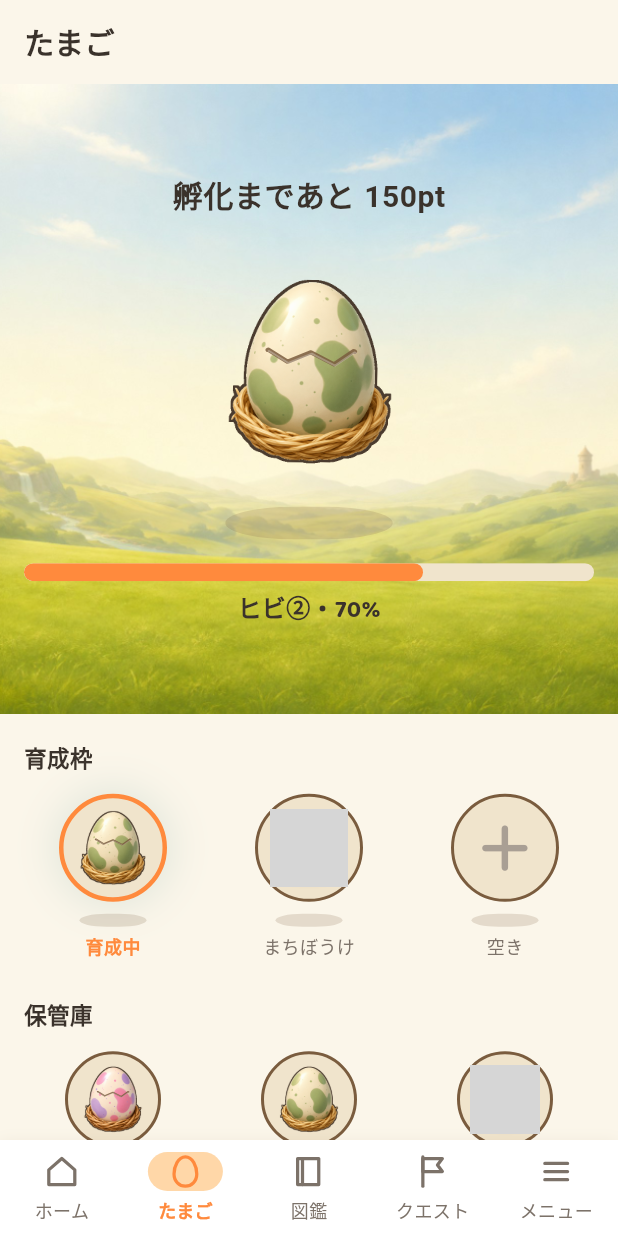
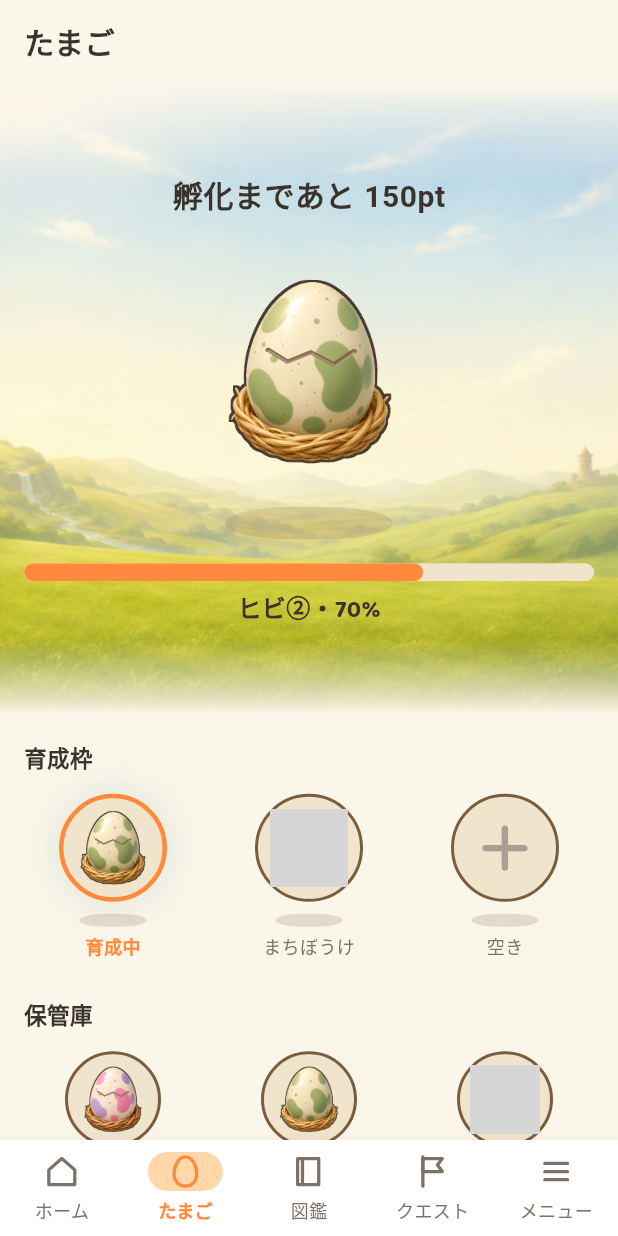
Before and after one commit to lanlangh/moffy, a Flutter app: the EggsScreen screen opened by its route, on a phone screen of 412 x 824 dp. Run offline on Flutter 3.47's test engine with Material 3 defaults, Android fonts, the phone set to English and light mode, and no system bars; our stand-ins replace connectivity_plus, flutter_riverpod, go_router, google_fonts, google_mobile_ads, sentry_flutter and 3 more; missing offline and left inert: posthog_flutter, purchases_flutter; accounts and stored records are empty; network calls fail; Roboto replaces fonts that are missing (Zen Maru Gothic); grey boxes are pictures that could not be loaded.

Commit message:
fix(eggs): ステージ上下の境目を画像でなくコード側で溶かす
初版は「上端を単色にした背景画像」を発注したが、それは空と雲まで消してしまい、
絵が暗く平板になった（オーナー指摘: もっと明るいのをイメージしていた／
雲がないのはあえてか）。境目を消すために絵の魅力を削ったのは分担の誤り。

→ 明るい空のある絵をそのまま使い、**境目だけアプリ側のグラデーションで溶かす**。
上端は AppBar 側の地色へ、下端は下のカード群の地色へフェードさせる。

この作りなら、将来「雲を流す」ときも雲だけの透過画像を重ねれば済む
（画像に単色帯が焼き込まれていると、その上に雲を置いても不自然になる）。

Co-Authored-By: Claude Opus 5 <noreply@anthropic.com>

```diff
--- a/lib/features/eggs/presentation/eggs_screen.dart
+++ b/lib/features/eggs/presentation/eggs_screen.dart
@@ -296,8 +296,13 @@ class _EggsBody extends ConsumerWidget {
 ///   2. 砂色の円台（[NestRing] の既定）を風景の上に出すと**貼り紙のように浮く**
 ///      → [NestRing.showBase] = false にして、卵と藁の巣を草に直接置き、影だけ残す
 ///
-/// 背景画像は**上端が単色**である前提。AppBar 側の地色と境目なくつながるので、
-/// 画面の途中から急に絵が始まる違和感が出ない。
+/// 上下の境目は**コード側**で処理する（画像に単色帯を持たせない）。
+/// 初版は「上端を単色にした画像」を発注したが、それは空と雲まで消してしまい
+/// 絵が暗く平板になった（2026-08-19 オーナー指摘「もっと明るいのをイメージしていた」
+/// 「雲がないのはあえてか」）。**明るい空のある絵をそのまま使い、
+/// 境目だけアプリ側のグラデーションで溶かす**のが正しい分担。
+/// この作りなら、将来「雲を流す」ときも雲だけの透過画像を重ねれば済む。
+///
 /// 画像が読めない場合は何も描かず、従来どおりの単色地になる（フォールバック）。
 class _EggStage extends StatelessWidget {
   const _EggStage({
@@ -339,6 +344,25 @@ class _EggStage extends StatelessWidget {
                 // 表示解像度でデコードする（フルサイズのテクスチャを常駐させない）。
                 cacheWidth: (w * dpr).round(),
                 errorBuilder: (context, error, stack) => const SizedBox.shrink(),
+              ),
+              // 上端: AppBar 側の地色へ溶かす（画面の途中から急に絵が始まらない）。
+              // 下端: 下のカード群の地色へ溶かす（角で切れた板に見えない）。
+              Positioned.fill(
+                child: DecoratedBox(
+                  decoration: const BoxDecoration(
+                    gradient: LinearGradient(
+                      begin: Alignment.topCenter,
+                      end: Alignment.bottomCenter,
+                      colors: [
+                        AppColors.bg,
+                        Color(0x00FBF6EA),
+                        Color(0x00FBF6EA),
+                        AppColors.bg,
+                      ],
+                      stops: [0.0, 0.16, 0.88, 1.0],
+                    ),
+                  ),
+                ),
               ),
               Padding(
                 padding: const EdgeInsets.symmetric(
```
